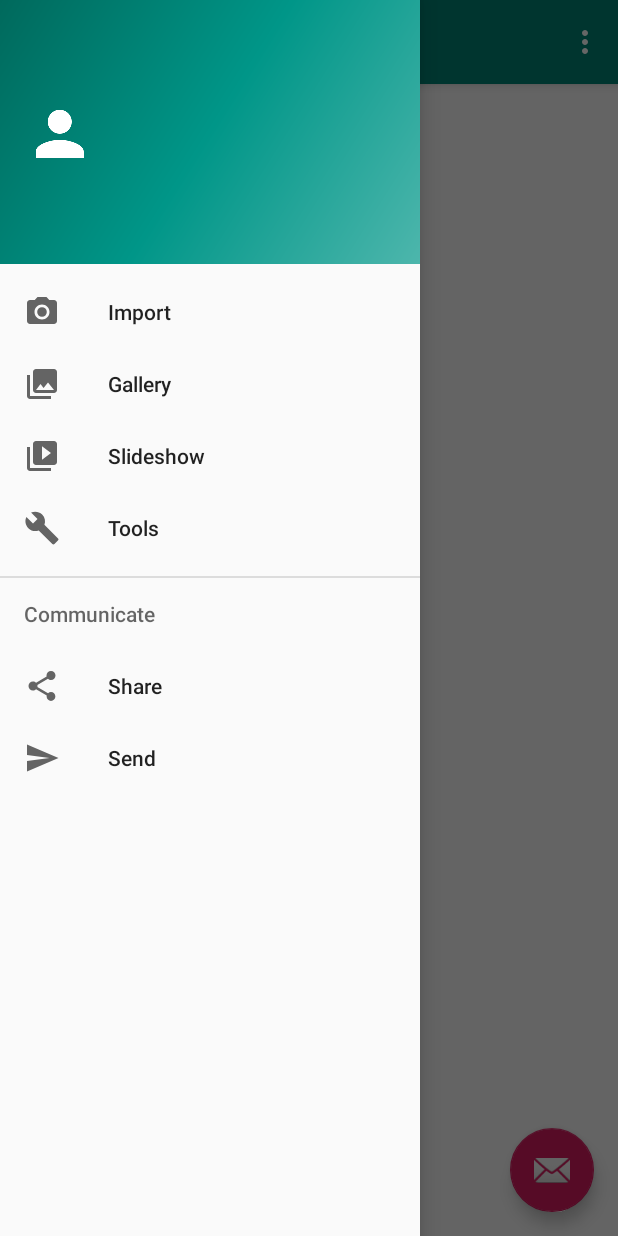
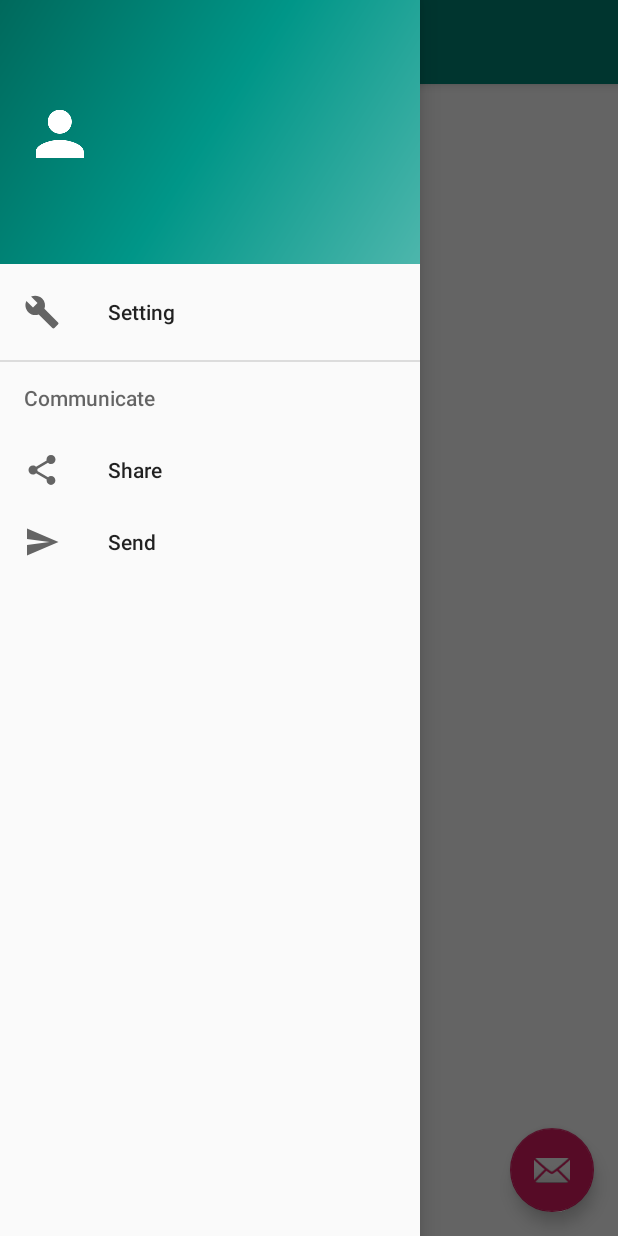
Before and after one commit to BananaCHIU/CodeKids, an Android app: the screen it shows after launch once a user with an empty profile is signed in (SignedInActivity), with the side drawer open, on a phone screen of 412 x 824 dp. Run offline under Robolectric (Android 15) with nearby library versions, the phone set to English and light mode, and no system bars; our stand-ins replace Firebase (no records; nobody signed in at launch, a user with empty details on screens opened directly); libraries missing offline, so code that uses them is left out: com.firebase.ui; 1 statement that could not run was skipped.

Commit message:
Added setting activity

```diff
--- a/app/src/main/java/com/edu/codekids/SignedInActivity.java
+++ b/app/src/main/java/com/edu/codekids/SignedInActivity.java
@@ -127,43 +127,14 @@ public class SignedInActivity extends AppCompatActivity
         }
     }
 
-    @Override
-    public boolean onCreateOptionsMenu(Menu menu) {
-        // Inflate the menu; this adds items to the action bar if it is present.
-        getMenuInflater().inflate(R.menu.signed_in, menu);
-        return true;
-    }
-
-    @Override
-    public boolean onOptionsItemSelected(MenuItem item) {
-        // Handle action bar item clicks here. The action bar will
-        // automatically handle clicks on the Home/Up button, so long
-        // as you specify a parent activity in AndroidManifest.xml.
-        int id = item.getItemId();
-
-        //noinspection SimplifiableIfStatement
-        if (id == R.id.action_settings) {
-            startActivity(new Intent(this, SettingsActivity.class));
-            return true;
-        }
-
-        return super.onOptionsItemSelected(item);
-    }
-
     @SuppressWarnings("StatementWithEmptyBody")
     @Override
     public boolean onNavigationItemSelected(MenuItem item) {
         // Handle navigation view item clicks here.
         int id = item.getItemId();
 
-        if (id == R.id.nav_camera) {
-            // Handle the camera action
-        } else if (id == R.id.nav_gallery) {
-
-        } else if (id == R.id.nav_slideshow) {
-
-        } else if (id == R.id.nav_manage) {
-
+        if (id == R.id.nav_setting) {
+            startActivity(new Intent(this, SettingsActivity.class));
         } else if (id == R.id.nav_share) {
 
         } else if (id == R.id.nav_send) {
--- a/app/src/main/res/menu/activity_signed_in_drawer.xml
+++ b/app/src/main/res/menu/activity_signed_in_drawer.xml
@@ -5,21 +5,9 @@
 
     <group android:checkableBehavior="single">
         <item
-            android:id="@+id/nav_camera"
-            android:icon="@drawable/ic_menu_camera"
-            android:title="Import" />
-        <item
-            android:id="@+id/nav_gallery"
-            android:icon="@drawable/ic_menu_gallery"
-            android:title="Gallery" />
-        <item
-            android:id="@+id/nav_slideshow"
-            android:icon="@drawable/ic_menu_slideshow"
-            android:title="Slideshow" />
-        <item
-            android:id="@+id/nav_manage"
+            android:id="@+id/nav_setting"
             android:icon="@drawable/ic_menu_manage"
-            android:title="Tools" />
+            android:title="Setting" />
     </group>
 
     <item android:title="Communicate">
--- a/app/src/main/res/menu/signed_in.xml
+++ /dev/null
@@ -1,9 +0,0 @@
-<?xml version="1.0" encoding="utf-8"?>
-<menu xmlns:android="http://schemas.android.com/apk/res/android"
-    xmlns:app="http://schemas.android.com/apk/res-auto">
-    <item
-        android:id="@+id/action_settings"
-        android:orderInCategory="100"
-        android:title="@string/action_settings"
-        app:showAsAction="never" />
-</menu>
```
Also changed, not shown: app/src/main/res/menu/activity_main_drawer.xml (deleted, +0 -38 lines), app/src/main/res/menu/main.xml (deleted, +0 -9 lines).
